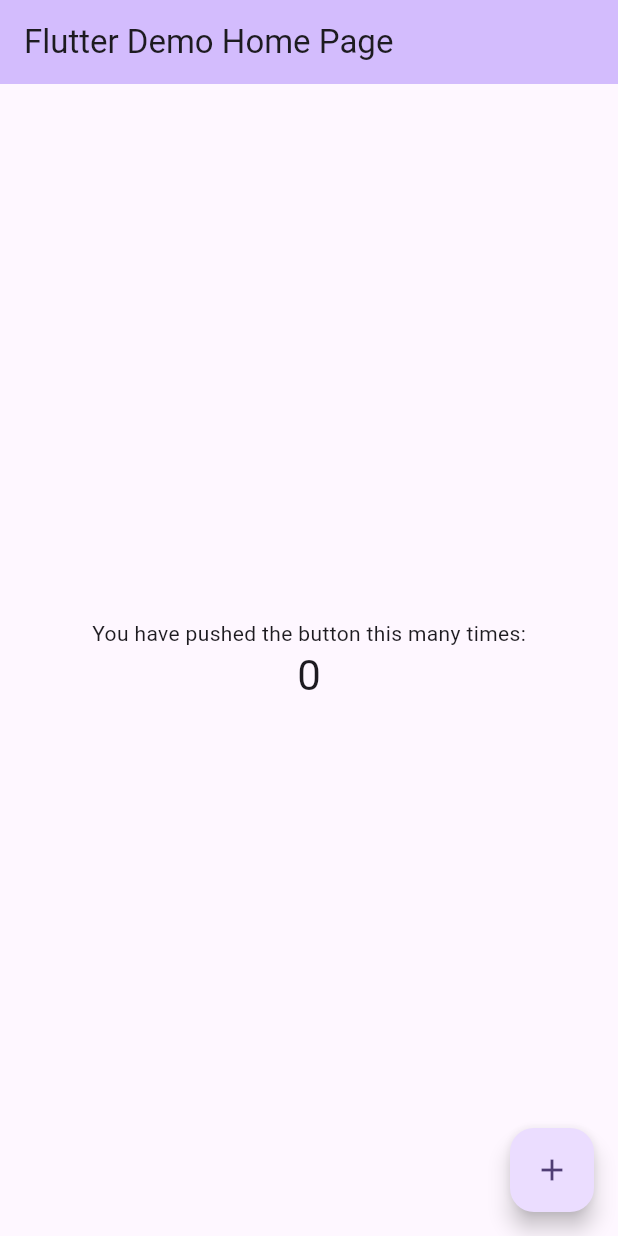
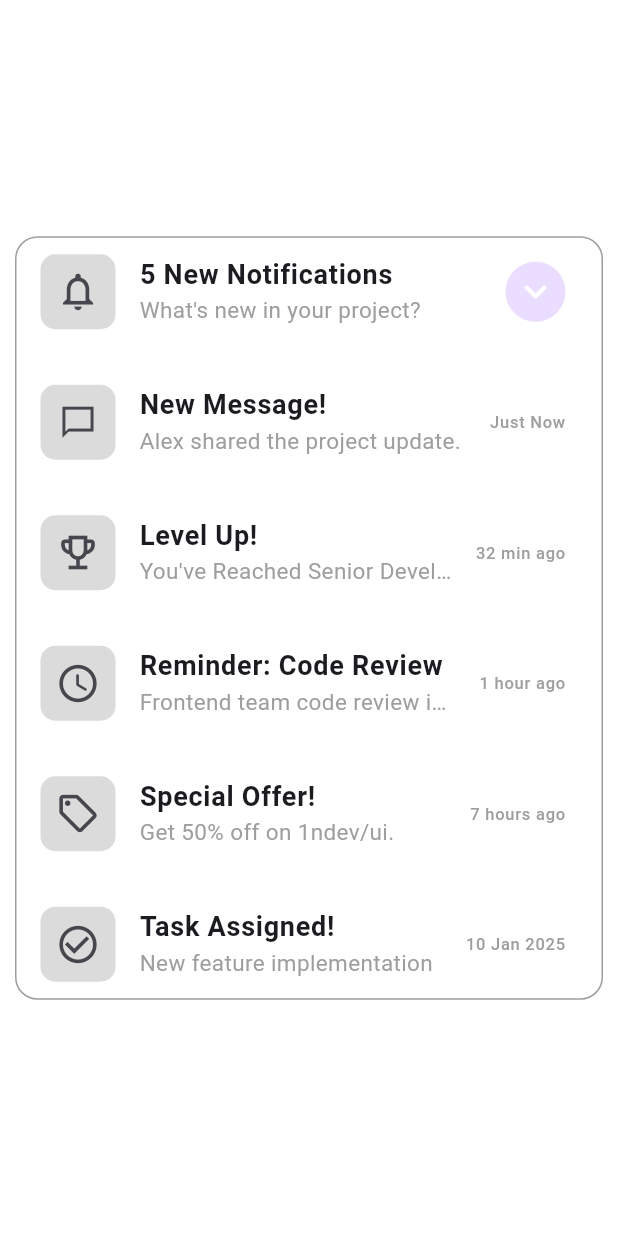
Before and after one commit to iddotahotantcha/notification_ui, a Flutter app: the screen it shows after launch, on a phone screen of 412 x 824 dp. Run offline on Flutter 3.47's test engine with Material 3 defaults, Android fonts, the phone set to English and light mode, and no system bars.

Commit message:
Réalisation de toute l'interface

```diff
--- a/lib/main.dart
+++ b/lib/main.dart
@@ -1,4 +1,5 @@
 import 'package:flutter/material.dart';
+import 'package:notifications_ui/notification.dart';
 
 void main() {
   runApp(const MyApp());
@@ -11,115 +12,9 @@
   @override
   Widget build(BuildContext context) {
     return MaterialApp(
-      title: 'Flutter Demo',
-      theme: ThemeData(
-        // This is the theme of your application.
-        //
-        // TRY THIS: Try running your application with "flutter run". You'll see
-        // the application has a purple toolbar. Then, without quitting the app,
-        // try changing the seedColor in the colorScheme below to Colors.green
-        // and then invoke "hot reload" (save your changes or press the "hot
-        // reload" button in a Flutter-supported IDE, or press "r" if you used
-        // the command line to start the app).
-        //
-        // Notice that the counter didn't reset back to zero; the application
-        // state is not lost during the reload. To reset the state, use hot
-        // restart instead.
-        //
-        // This works for code too, not just values: Most code changes can be
-        // tested with just a hot reload.
-        colorScheme: ColorScheme.fromSeed(seedColor: Colors.deepPurple),
-        useMaterial3: true,
-      ),
-      home: const MyHomePage(title: 'Flutter Demo Home Page'),
+      debugShowCheckedModeBanner: false,
+      title: 'notification_abimation_ui',
+      home: NotificationScreen(),
     );
   }
 }
-
-class MyHomePage extends StatefulWidget {
-  const MyHomePage({super.key, required this.title});
-
-  // This widget is the home page of your application. It is stateful, meaning
-  // that it has a State object (defined below) that contains fields that affect
-  // how it looks.
-
-  // This class is the configuration for the state. It holds the values (in this
-  // case the title) provided by the parent (in this case the App widget) and
-  // used by the build method of the State. Fields in a Widget subclass are
-  // always marked "final".
-
-  final String title;
-
-  @override
-  State<MyHomePage> createState() => _MyHomePageState();
-}
-
-class _MyHomePageState extends State<MyHomePage> {
-  int _counter = 0;
-
-  void _incrementCounter() {
-    setState(() {
-      // This call to setState tells the Flutter framework that something has
-      // changed in this State, which causes it to rerun the build method below
-      // so that the display can reflect the updated values. If we changed
-      // _counter without calling setState(), then the build method would not be
-      // called again, and so nothing would appear to happen.
-      _counter++;
-    });
-  }
-
-  @override
-  Widget build(BuildContext context) {
-    // This method is rerun every time setState is called, for instance as done
-    // by the _incrementCounter method above.
-    //
-    // The Flutter framework has been optimized to make rerunning build methods
-    // fast, so that you can just rebuild anything that needs updating rather
-    // than having to individually change instances of widgets.
-    return Scaffold(
-      appBar: AppBar(
-        // TRY THIS: Try changing the color here to a specific color (to
-        // Colors.amber, perhaps?) and trigger a hot reload to see the AppBar
-        // change color while the other colors stay the same.
-        backgroundColor: Theme.of(context).colorScheme.inversePrimary,
-        // Here we take the value from the MyHomePage object that was created by
-        // the App.build method, and use it to set our appbar title.
-        title: Text(widget.title),
-      ),
-      body: Center(
-        // Center is a layout widget. It takes a single child and positions it
-        // in the middle of the parent.
-        child: Column(
-          // Column is also a layout widget. It takes a list of children and
-          // arranges them vertically. By default, it sizes itself to fit its
-          // children horizontally, and tries to be as tall as its parent.
-          //
-          // Column has various properties to control how it sizes itself and
-          // how it positions its children. Here we use mainAxisAlignment to
-          // center the children vertically; the main axis here is the vertical
-          // axis because Columns are vertical (the cross axis would be
-          // horizontal).
-          //
-          // TRY THIS: Invoke "debug painting" (choose the "Toggle Debug Paint"
-          // action in the IDE, or press "p" in the console), to see the
-          // wireframe for each widget.
-          mainAxisAlignment: MainAxisAlignment.center,
-          children: <Widget>[
-            const Text(
-              'You have pushed the button this many times:',
-            ),
-            Text(
-              '$_counter',
-              style: Theme.of(context).textTheme.headlineMedium,
-            ),
-          ],
-        ),
-      ),
-      floatingActionButton: FloatingActionButton(
-        onPressed: _incrementCounter,
-        tooltip: 'Increment',
-        child: const Icon(Icons.add),
-      ), // This trailing comma makes auto-formatting nicer for build methods.
-    );
-  }
-}
--- /dev/null
+++ b/lib/notification.dart
@@ -0,0 +1,233 @@
+import 'package:flutter/material.dart';
+
+class NotificationScreen extends StatefulWidget {
+  const NotificationScreen({super.key});
+
+  @override
+  State<NotificationScreen> createState() => _NotificationScreenState();
+}
+
+class _NotificationScreenState extends State<NotificationScreen> {
+  @override
+  Widget build(BuildContext context) {
+    return Scaffold(
+      body: Container(
+        color: Colors.white,
+        child: Padding(
+          padding: const EdgeInsets.all(10.0),
+          child: Column(
+            mainAxisAlignment: MainAxisAlignment.center,
+            children: [
+              Container(
+                decoration: BoxDecoration(
+                  border: Border.all(
+                    color: Colors.grey,
+                  ),
+                  borderRadius: BorderRadius.circular(15.0),
+                ),
+                child: Column(
+                  children: [
+                    ListTile(
+                      leading: Container(
+                        height: 50.0,
+                        width: 50.0,
+                        decoration: BoxDecoration(
+                            color: const Color.fromARGB(255, 219, 219, 219),
+                            borderRadius: BorderRadius.circular(10.0)),
+                        child: Icon(
+                          Icons.notifications_none,
+                          size: 30.0,
+                        ),
+                      ),
+                      title: Text(
+                        "5 New Notifications",
+                        style:
+                            TextStyle(fontSize: 18.0, fontWeight: FontWeight.bold),
+                      ),
+                      subtitle: Text(
+                        "What's new in your project?",
+                        style: TextStyle(
+                          color: Colors.grey,
+                          fontSize: 15.0,
+                        ),
+                      ),
+                      trailing: CircleAvatar(
+                        child: Icon(
+                          Icons.keyboard_arrow_down,
+                          color: Colors.white,
+                          size: 30.0,
+                        ),
+                      ),
+                    ),
+                    SizedBox(height: 15.0),
+                    ListTile(
+                      leading: Container(
+                        height: 50.0,
+                        width: 50.0,
+                        decoration: BoxDecoration(
+                            color: const Color.fromARGB(255, 219, 219, 219),
+                            borderRadius: BorderRadius.circular(10.0)),
+                        child: Icon(
+                          Icons.messenger_outline_sharp,
+                          size: 25.0,
+                        ),
+                      ),
+                      title: Text(
+                        "New Message!",
+                        style:
+                            TextStyle(fontSize: 18.0, fontWeight: FontWeight.bold),
+                      ),
+                      subtitle: Text(
+                        "Alex shared the project update.",
+                        style: TextStyle(
+                          color: Colors.grey,
+                          fontSize: 15.0,
+                        ),
+                      ),
+                      trailing: Text(
+                        "Just Now",
+                        style: TextStyle(
+                          color: Colors.grey,
+                        ),
+                      ),
+                    ),
+                    SizedBox(height: 15.0),
+                    ListTile(
+                      leading: Container(
+                        height: 50.0,
+                        width: 50.0,
+                        decoration: BoxDecoration(
+                            color: const Color.fromARGB(255, 219, 219, 219),
+                            borderRadius: BorderRadius.circular(10.0)),
+                        child: Icon(
+                          Icons.emoji_events_outlined,
+                          size: 30.0,
+                        ),
+                      ),
+                      title: Text(
+                        "Level Up!",
+                        style:
+                            TextStyle(fontSize: 18.0, fontWeight: FontWeight.bold),
+                      ),
+                      subtitle: Text(
+                        "You've Reached Senior Developper",
+                        style: TextStyle(
+                          color: Colors.grey,
+                          fontSize: 15.0,
+                          overflow: TextOverflow.ellipsis,
+                        ),
+                      ),
+                      trailing: Text(
+                        "32 min ago",
+                        style: TextStyle(
+                          color: Colors.grey,
+                        ),
+                      ),
+                    ),
+                    SizedBox(height: 15.0),
+                    ListTile(
+                      leading: Container(
+                        height: 50.0,
+                        width: 50.0,
+                        decoration: BoxDecoration(
+                            color: const Color.fromARGB(255, 219, 219, 219),
+                            borderRadius: BorderRadius.circular(10.0)),
+                        child: Icon(
+                          Icons.access_time_rounded,
+                          size: 30.0,
+                        ),
+                      ),
+                      title: Text(
+                        "Reminder: Code Review",
+                        style:
+                            TextStyle(fontSize: 18.0, fontWeight: FontWeight.bold),
+                      ),
+                      subtitle: Text(
+                        "Frontend team code review in 15 min",
+                        style: TextStyle(
+                          color: Colors.grey,
+                          fontSize: 15.0,
+                          overflow: TextOverflow.ellipsis,
+                        ),
+                      ),
+                      trailing: Text(
+                        "1 hour ago",
+                        style: TextStyle(
+                          color: Colors.grey,
+                        ),
+                      ),
+                    ),
+                    SizedBox(height: 15.0),
+                    ListTile(
+                      leading: Container(
+                        height: 50.0,
+                        width: 50.0,
+                        decoration: BoxDecoration(
+                            color: const Color.fromARGB(255, 219, 219, 219),
+                            borderRadius: BorderRadius.circular(10.0)),
+                        child: Icon(
+                          Icons.local_offer_outlined,
+                          size: 30.0,
+                        ),
+                      ),
+                      title: Text(
+                        "Special Offer!",
+                        style:
+                            TextStyle(fontSize: 18.0, fontWeight: FontWeight.bold),
+                      ),
+                      subtitle: Text(
+                        "Get 50% off on 1ndev/ui.",
+                        style: TextStyle(
+                          color: Colors.grey,
+                          fontSize: 15.0,
+                        ),
+                      ),
+                      trailing: Text(
+                        "7 hours ago",
+                        style: TextStyle(
+                          color: Colors.grey,
+                        ),
+                      ),
+                    ),
+                    SizedBox(height: 15.0),
+                    ListTile(
+                      leading: Container(
+                        height: 50.0,
+                        width: 50.0,
+                        decoration: BoxDecoration(
+                            color: const Color.fromARGB(255, 219, 219, 219),
+                            borderRadius: BorderRadius.circular(10.0)),
+                        child: Icon(
+                          Icons.check_circle_outline,
+                          size: 30.0,
+                        ),
+                      ),
+                      title: Text(
+                        "Task Assigned!",
+                        style:
+                            TextStyle(fontSize: 18.0, fontWeight: FontWeight.bold),
+                      ),
+                      subtitle: Text(
+                        "New feature implementation",
+                        style: TextStyle(
+                          color: Colors.grey,
+                          fontSize: 15.0,
+                        ),
+                      ),
+                      trailing: Text(
+                        "10 Jan 2025",
+                        style: TextStyle(
+                          color: Colors.grey,
+                        ),
+                      ),
+                    ),
+                  ],
+                ),
+              ),
+            ],
+          ),
+        ),
+      ),
+    );
+  }
+}
```
